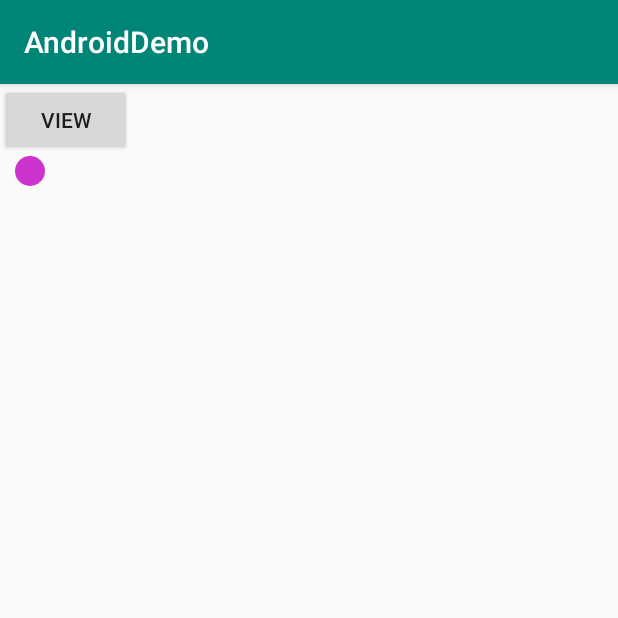
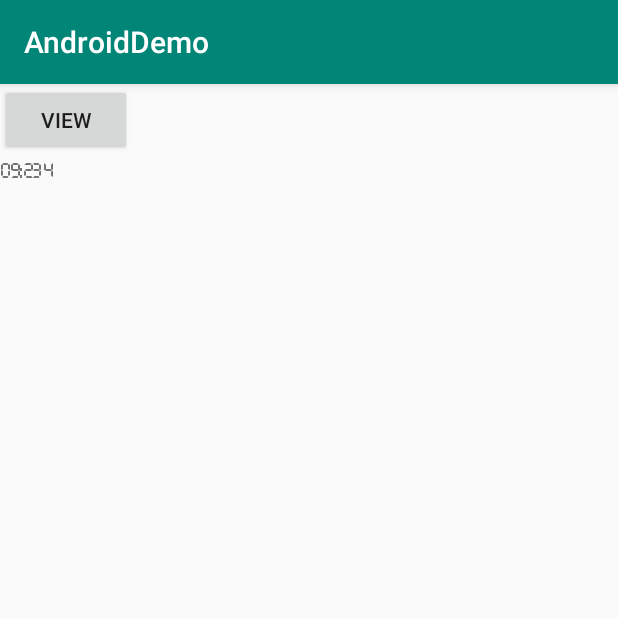
Before and after one commit to haoliweimiao/AndroidDemo, an Android app: the screen it shows after launch (MainActivity), on a phone screen of 412 x 824 dp, the top half of it. Run offline under Robolectric (Android 15) with nearby library versions, the phone set to English and light mode, and no system bars; our stand-ins replace data binding.

Commit message:
Version: 1.0.12 [+]文本字体设置

```diff
--- a/app/build.gradle
+++ b/app/build.gradle
@@ -8,7 +8,7 @@ android {
         minSdkVersion 19
         targetSdkVersion 28
         versionCode 1
-        versionName "1.0.11"
+        versionName "1.0.12"
         testInstrumentationRunner "android.support.test.runner.AndroidJUnitRunner"
     }
     buildTypes {
--- a/app/src/main/java/com/hlw/demo/MainActivity.java
+++ b/app/src/main/java/com/hlw/demo/MainActivity.java
@@ -1,6 +1,8 @@
 package com.hlw.demo;
 
 
+import android.content.res.AssetManager;
+import android.graphics.Typeface;
 import android.view.View;
 
 import com.hlw.demo.activity.ViewListActivity;
@@ -24,7 +26,9 @@ public class MainActivity extends BaseActivity<ActivityMainBinding> {
 
     @Override
     protected void initView() {
-
+//        AssetManager assetManager = getAssets();
+//        Typeface typeface = Typeface.createFromAsset(assetManager, "fonts/DIGITAL-Regular.ttf");
+//        mBinding.tvTest.setTypeface(typeface);
     }
 
     @Override
--- a/app/src/main/res/layout/activity_main.xml
+++ b/app/src/main/res/layout/activity_main.xml
@@ -1,5 +1,5 @@
 <?xml version="1.0" encoding="utf-8"?>
-<layout xmlns:app="http://schemas.android.com/apk/res-auto">
+<layout>
 
     <LinearLayout xmlns:android="http://schemas.android.com/apk/res/android"
         xmlns:tools="http://schemas.android.com/tools"
@@ -14,10 +14,12 @@
             android:layout_height="wrap_content"
             android:text="view" />
 
-        <com.hlw.demo.view.CircleView
-            android:layout_width="40dp"
-            android:layout_height="20dp"
-            app:circle_view_draw_color="#c3c"/>
+        <TextView
+            android:id="@+id/tv_test"
+            android:layout_width="wrap_content"
+            android:layout_height="wrap_content"
+            android:fontFamily="@font/digitalregular"
+            android:text="09:234" />
 
     </LinearLayout>
 </layout>
```
Also changed, not shown: app/src/main/assets/fonts/DIGITAL-Regular.ttf (added), app/src/main/assets/fonts/HelveticaNeue-Thin.ttf (added), app/src/main/res/font/digitalregular.ttf (added).
